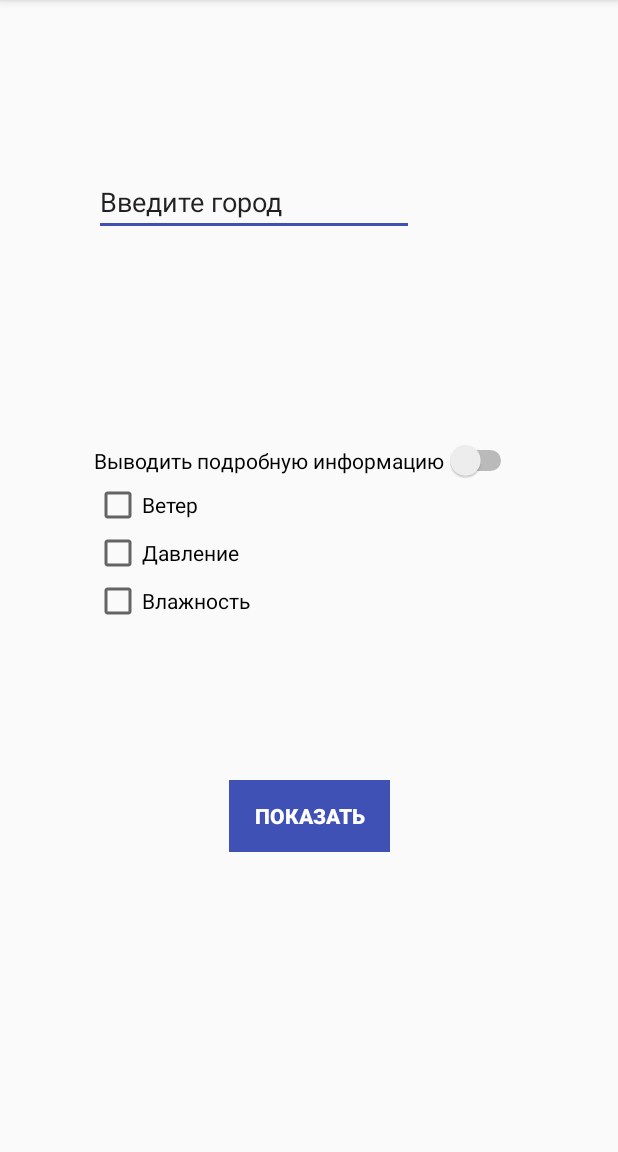
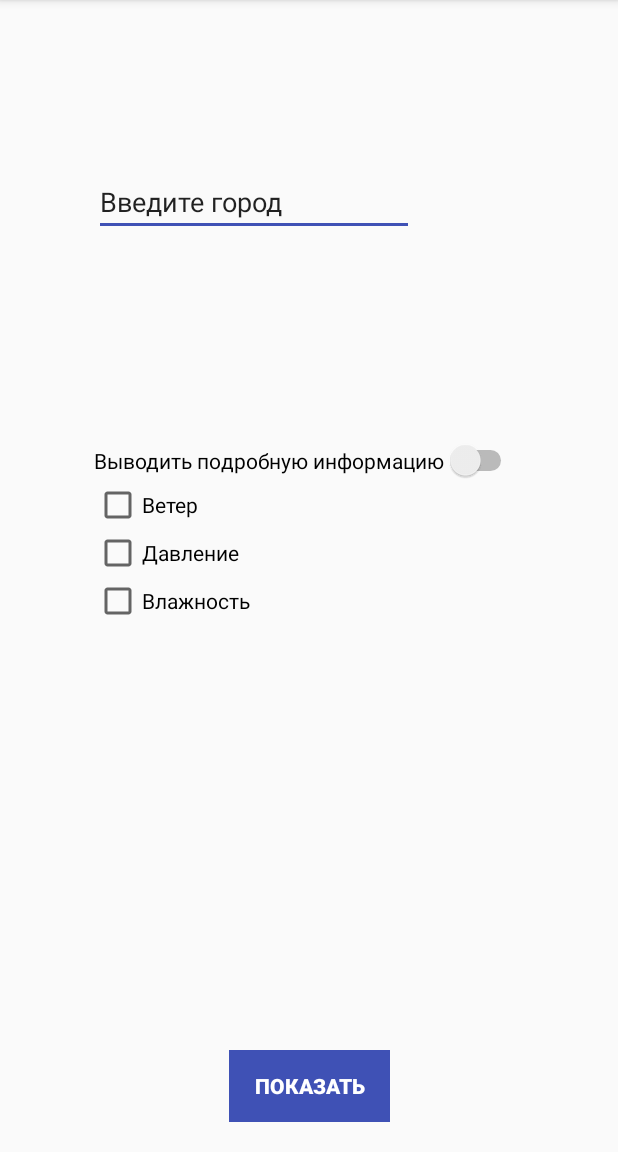
Before and after one commit to lsmn9/HW_1, an Android app: the screen it shows after launch (MainActivity), on a phone screen of 412 x 824 dp, the part 84-1236 px from its top. Run offline under Robolectric (Android 15) with nearby library versions, the phone set to English and light mode, and no system bars.

Commit message:
Домашее задание номер 3

```diff
--- a/Android1/HomeWork1/app/src/main/AndroidManifest.xml
+++ b/Android1/HomeWork1/app/src/main/AndroidManifest.xml
@@ -9,10 +9,10 @@
         android:roundIcon="@mipmap/ic_launcher_round"
         android:supportsRtl="true"
         android:theme="@style/AppTheme">
-        <activity android:name=".MainActivity">
+        <activity android:name=".MainActivity"
+            android:configChanges="orientation|screenSize">
             <intent-filter>
                 <action android:name="android.intent.action.MAIN" />
-
                 <category android:name="android.intent.category.LAUNCHER" />
             </intent-filter>
         </activity>
--- a/Android1/HomeWork1/app/src/main/java/com/example/hw1/MainActivity.java
+++ b/Android1/HomeWork1/app/src/main/java/com/example/hw1/MainActivity.java
@@ -3,12 +3,83 @@ package com.example.hw1;
 import androidx.appcompat.app.AppCompatActivity;
 
 import android.os.Bundle;
+import android.util.Log;
+import android.widget.Toast;
+
+
 
 public class MainActivity extends AppCompatActivity {
+
+    private static final String TAG = "MyApp";
 
     @Override
     protected void onCreate(Bundle savedInstanceState) {
         super.onCreate(savedInstanceState);
         setContentView(R.layout.city_choice);
+        String instanceState;
+        if (savedInstanceState == null){
+            instanceState = "Первый запуск!";
+        }
+        else{
+            instanceState = "Повторный запуск!";
+        }
+        Toast.makeText(getApplicationContext(), instanceState + "Метод onCreate()", Toast.LENGTH_SHORT).show();
+        Log.d(TAG, "onCreate" );
     }
+
+    @Override
+    protected void onStart() {
+        super.onStart();
+        Toast.makeText(getApplicationContext(), "Метод onStart()", Toast.LENGTH_SHORT).show();
+        Log.d(TAG, "onStart" );
+    }
+
+    @Override
+    protected void onRestoreInstanceState(Bundle saveInstanceState){
+        super.onRestoreInstanceState(saveInstanceState);
+        Toast.makeText(getApplicationContext(), "Повторный запуск!! - onRestoreInstanceState()", Toast.LENGTH_SHORT).show();
+        Log.d(TAG, "on_RISt." );
+    }
+
+    @Override
+    protected void onResume() {
+        super.onResume();
+        Toast.makeText(getApplicationContext(), "Метод onResume()", Toast.LENGTH_SHORT).show();
+        Log.d(TAG, "onResume" );
+    }
+
+    @Override
+    protected void onPause() {
+        super.onPause();
+        Toast.makeText(getApplicationContext(), "Метод onPause()", Toast.LENGTH_SHORT).show();
+        Log.d(TAG, "onPause" );
+    }
+
+    @Override
+    protected void onSaveInstanceState(Bundle saveInstanceState){
+        super.onSaveInstanceState(saveInstanceState);
+        Toast.makeText(getApplicationContext(), "Метод onSaveInstanceState()", Toast.LENGTH_SHORT).show();
+        Log.d(TAG, "on_SISt." );
+    }
+
+    @Override
+    protected void onStop() {
+        super.onStop();
+        Toast.makeText(getApplicationContext(), "Метод onStop()", Toast.LENGTH_SHORT).show();
+        Log.d(TAG, "onStop" );
+    }
+    @Override
+    protected void onRestart() {
+        super.onRestart();
+        Toast.makeText(getApplicationContext(), "Метод onRestart()", Toast.LENGTH_SHORT).show();
+        Log.d(TAG, "onRestart" );
+    }
+
+    @Override
+    protected void onDestroy() {
+        super.onDestroy();
+        Toast.makeText(getApplicationContext(), this + "onDestroy()", Toast.LENGTH_SHORT).show();
+        Log.d(TAG, "onDestroy" );
+    }
+
 }
--- a/Android1/HomeWork1/app/src/main/res/layout/city_choice.xml
+++ b/Android1/HomeWork1/app/src/main/res/layout/city_choice.xml
@@ -12,7 +12,7 @@
         android:layout_width="107dp"
         android:layout_height="48dp"
         android:layout_marginEnd="152dp"
-        android:layout_marginBottom="200dp"
+        android:layout_marginBottom="20dp"
         android:background="#3F51B5"
         android:bufferType="normal"
         android:fontFamily="sans-serif-black"
@@ -21,7 +21,9 @@
         android:textColor="#FFFFFF"
         app:layout_constraintBottom_toBottomOf="parent"
         app:layout_constraintEnd_toEndOf="parent"
-        app:layout_constraintTop_toBottomOf="@+id/full_Info"
+        app:layout_constraintHorizontal_bias="1.0"
+        app:layout_constraintStart_toStartOf="@+id/full_Info"
+        app:layout_constraintTop_toBottomOf="@+id/humidity"
         app:layout_constraintVertical_bias="1.0" />
 
     <Switch
```
